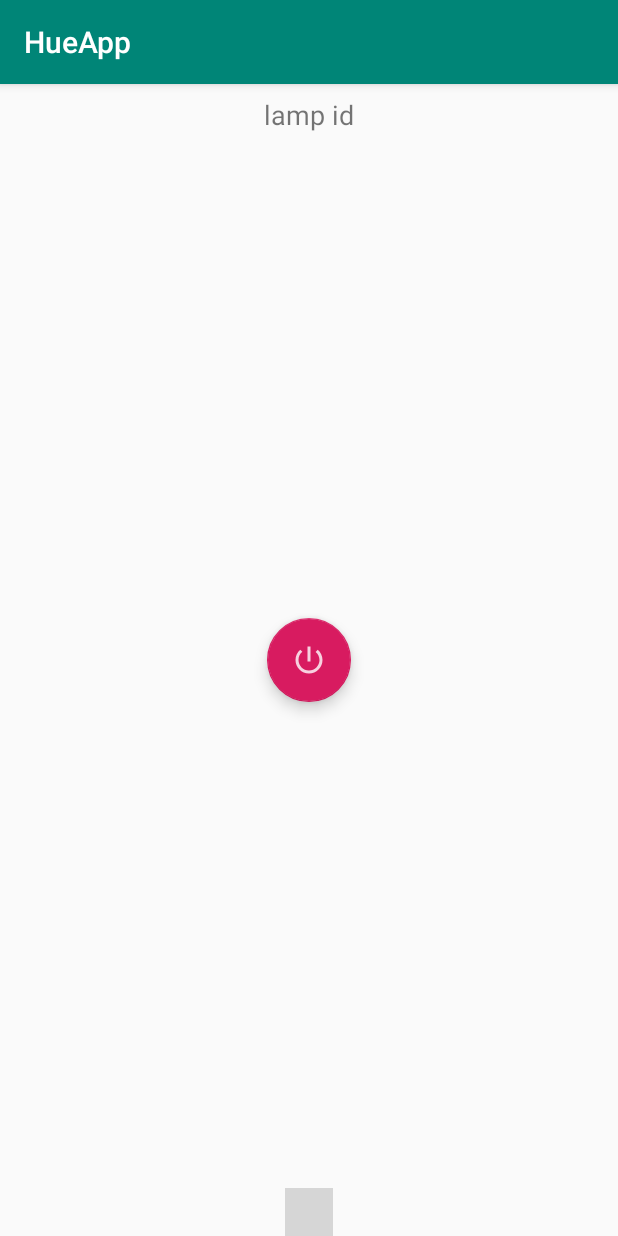
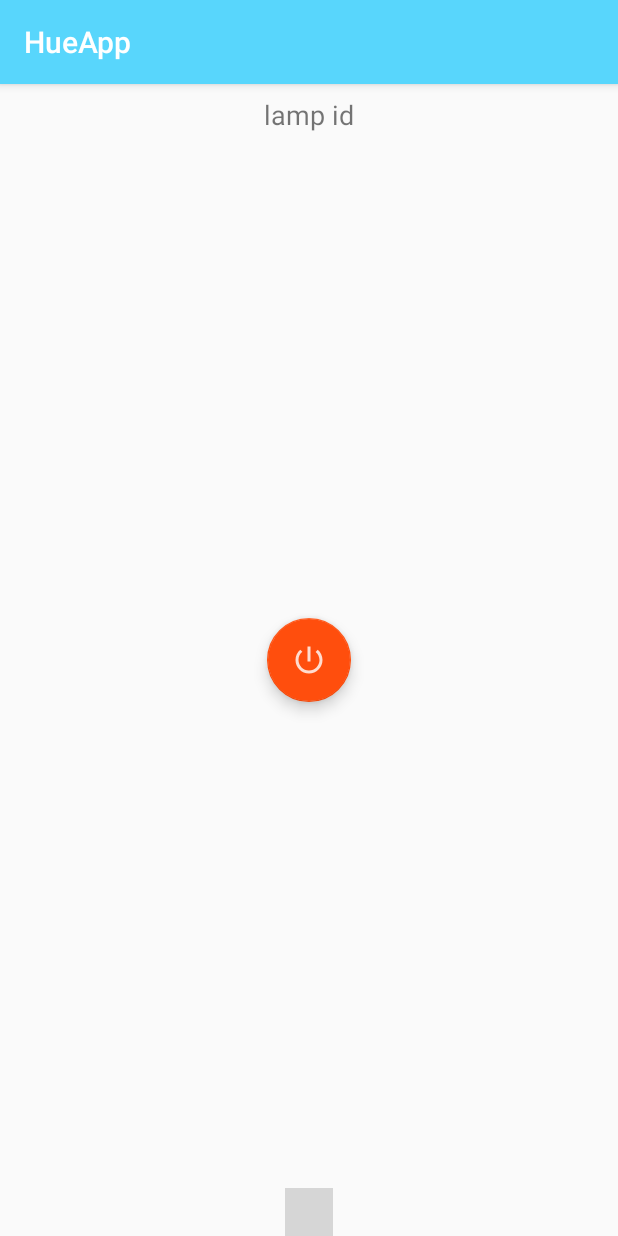
Before and after one commit to LucasDotEXE/HueApp, an Android app: the DetailActivity screen opened directly, with no data from a screen before it, on a phone screen of 412 x 824 dp. Run offline under Robolectric (Android 15) with nearby library versions, the phone set to English and light mode, and no system bars; our stand-ins replace Volley; libraries missing offline, so code that uses them is left out: com.madrapps.pikolo; plain views replace HSLColorPicker; network calls fail; 4 statements that could not run were skipped; grey boxes are pictures that could not be loaded.

Commit message:
Colored menus and such
\o/

```diff
--- a/app/src/main/java/com/example/hueapp/ColorPickerFragment.java
+++ b/app/src/main/java/com/example/hueapp/ColorPickerFragment.java
@@ -12,6 +12,9 @@ import android.view.LayoutInflater;
 import android.view.View;
 import android.view.ViewGroup;
 
+import com.example.hueapp.Model.CentralVariables;
+import com.example.hueapp.Model.HueLamp;
+import com.example.hueapp.Model.JavaColor;
 import com.madrapps.pikolo.ColorPicker;
 import com.madrapps.pikolo.listeners.SimpleColorSelectionListener;
 
@@ -20,6 +23,8 @@ import com.madrapps.pikolo.listeners.SimpleColorSelectionListener;
 public class ColorPickerFragment extends Fragment {
     private ColorPicker colorPicker;
     private OnColorPickerFragmentInteractionListener mListener;
+    private HueLamp hueLamp;
+
 
     public ColorPickerFragment() {
         // Required empty public constructor
@@ -37,6 +42,7 @@ public class ColorPickerFragment extends Fragment {
     public void onCreate(Bundle savedInstanceState) {
         super.onCreate(savedInstanceState);
         if (getArguments() != null) {
+            hueLamp = getArguments().getParcelable(CentralVariables.HueLamp_Key);
             Log.d("Hue", "Colorpicker received args");
         }
 
@@ -71,6 +77,8 @@ public class ColorPickerFragment extends Fragment {
     public void onActivityCreated(@Nullable Bundle savedInstanceState) {
         super.onActivityCreated(savedInstanceState);
         colorPicker = getView().findViewById(R.id.colorpicker);
+        if (this.hueLamp != null)
+            colorPicker.setColor(hueLamp.getColor());
         colorPicker.setColorSelectionListener(new SimpleColorSelectionListener() {
             @Override
             public void onColorSelected(int color) {
--- a/app/src/main/java/com/example/hueapp/Controller/MainActivity_HeuNetworkAdapter.java
+++ b/app/src/main/java/com/example/hueapp/Controller/MainActivity_HeuNetworkAdapter.java
@@ -49,7 +49,8 @@ public class MainActivity_HeuNetworkAdapter extends RecyclerView.Adapter<MainAct
 
         holder.productName.setText(hueLamp.getProductName());
         holder.name.setText(hueLamp.getName());
-
+        holder.itemView.setBackgroundColor(hueLamp.getColor());
+        Log.d("Hue", "Background set to " + hueLamp.getColor());
         if (hueLamp.isReachable()) {
             if (hueLamp.isOn()) {
                 Picasso.get()
--- a/app/src/main/res/values/colors.xml
+++ b/app/src/main/res/values/colors.xml
@@ -1,8 +1,8 @@
 <?xml version="1.0" encoding="utf-8"?>
 <resources>
-    <color name="colorPrimary">#008577</color>
-    <color name="colorPrimaryDark">#00574B</color>
-    <color name="colorAccent">#D81B60</color>
-    <color name="colorLampOff">#000000</color>
+    <color name="colorPrimary">#58D6FC</color>
+    <color name="colorPrimaryDark">#058AB3</color>
+    <color name="colorAccent">#FF4E0D</color>
+    <color name="colorLampOff">#912700</color>
 
 </resources>
```
Also changed, not shown: app/src/main/java/com/example/hueapp/Model/HueLamp.java (+10 -3 lines), app/src/main/java/com/example/hueapp/Model/JavaColor.java (added, +50 -0 lines), app/src/main/java/com/example/hueapp/View/DetailActivity.java (+11 -6 lines).
